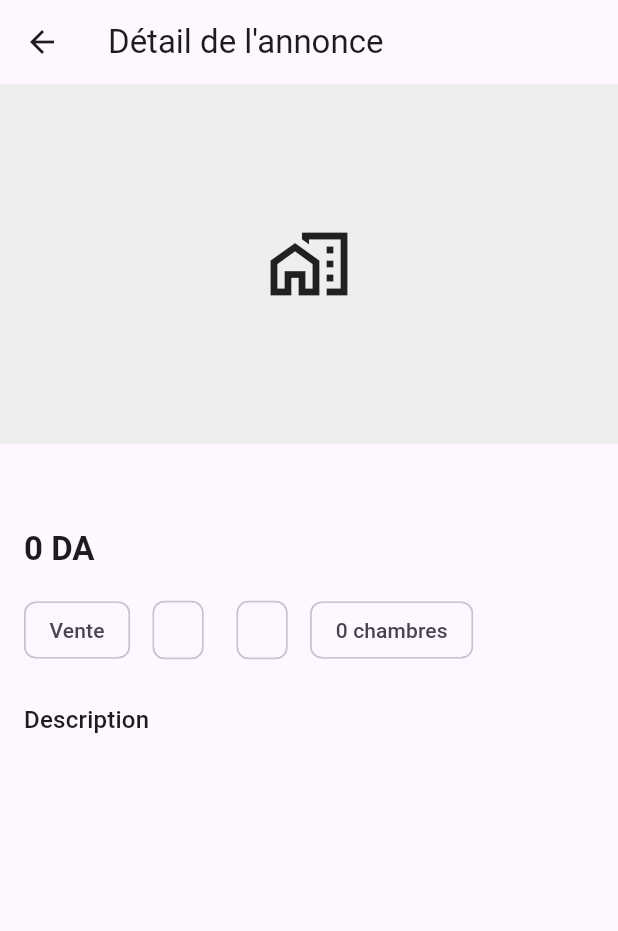
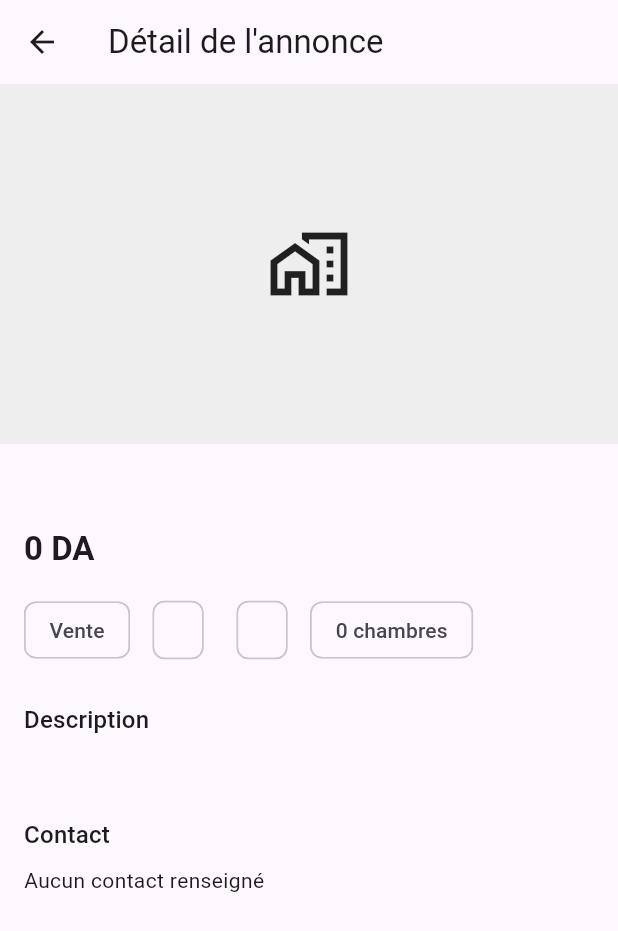
Before and after one commit to ChaourLina/Livin_app, a Flutter app: the ListingDetailsPage screen opened directly with empty values, on a phone screen of 412 x 824 dp. Shown: the top 931 px of the screen. Run offline on Flutter 3.47's test engine with Material 3 defaults, Android fonts, the phone set to English and light mode, and no system bars; our stand-ins replace cloud_firestore, equatable, firebase_auth, firebase_core, flutter_bloc, get_it; accounts and stored records are empty.

Commit message:
Add contact field and listing details

```diff
--- a/livin_app/lib/features/listings/data/models/listing_model.dart
+++ b/livin_app/lib/features/listings/data/models/listing_model.dart
@@ -11,6 +11,7 @@ class ListingModel {
   final int price;
   final int rooms;
   final String city;
+  final String contact;
   final List<String> photos;
   final DateTime createdAt;
 
@@ -24,6 +25,7 @@ class ListingModel {
     required this.price,
     required this.rooms,
     required this.city,
+    required this.contact,
     required this.photos,
     required this.createdAt,
   });
@@ -39,6 +41,7 @@ class ListingModel {
       price: (json['price'] as num).toInt(),
       rooms: (json['rooms'] as num).toInt(),
       city: json['city'],
+      contact: json['contact'] ?? '',
       photos: List<String>.from(json['photos'] ?? []),
       createdAt: (json['createdAt'] as Timestamp).toDate(),
     );
@@ -55,6 +58,7 @@ class ListingModel {
       'price': price,
       'rooms': rooms,
       'city': city,
+      'contact': contact,
       'photos': photos,
       'createdAt': Timestamp.fromDate(createdAt),
     };
@@ -71,6 +75,7 @@ class ListingModel {
       price: price,
       rooms: rooms,
       city: city,
+      contact: contact,
       photos: photos,
       createdAt: createdAt,
     );
@@ -87,6 +92,7 @@ class ListingModel {
       price: listing.price,
       rooms: listing.rooms,
       city: listing.city,
+      contact: listing.contact,
       photos: listing.photos,
       createdAt: listing.createdAt,
     );
--- a/livin_app/lib/features/listings/domain/entities/listing.dart
+++ b/livin_app/lib/features/listings/domain/entities/listing.dart
@@ -10,6 +10,7 @@ class Listing extends Equatable {
   final int price;
   final int rooms;
   final String city;
+  final String contact;
   final List<String> photos;
   final DateTime createdAt;
 
@@ -23,6 +24,7 @@ class Listing extends Equatable {
     required this.price,
     required this.rooms,
     required this.city,
+    required this.contact,
     required this.photos,
     required this.createdAt,
   });
@@ -38,6 +40,7 @@ class Listing extends Equatable {
         price,
         rooms,
         city,
+        contact,
         photos,
         createdAt,
       ];
--- a/livin_app/lib/features/listings/presentation/views/pages/listing_details_page.dart
+++ b/livin_app/lib/features/listings/presentation/views/pages/listing_details_page.dart
@@ -1,4 +1,5 @@
 import 'package:flutter/material.dart';
+import 'package:flutter/services.dart';
 import 'package:livin_app/core/utils/constants.dart';
 import 'package:livin_app/core/utils/formatters.dart';
 import 'package:livin_app/features/listings/domain/entities/listing.dart';
@@ -67,6 +68,36 @@ class ListingDetailsPage extends StatelessWidget {
                 ),
                 const SizedBox(height: 8),
                 Text(listing.description),
+                                const SizedBox(height: 24),
+                Text(
+                  'Contact',
+                  style: Theme.of(context).textTheme.titleMedium,
+                ),
+                const SizedBox(height: 8),
+                if (listing.contact.isEmpty)
+                  const Text('Aucun contact renseigné')
+                else
+                  Row(
+                    children: [
+                      Expanded(
+                        child: Text(
+                          listing.contact,
+                          style: Theme.of(context).textTheme.titleMedium,
+                        ),
+                      ),
+                      OutlinedButton.icon(
+                        icon: const Icon(Icons.copy),
+                        label: const Text('Copier'),
+                        onPressed: () {
+                          Clipboard.setData(
+                          ClipboardData(text: listing.contact));
+                          ScaffoldMessenger.of(context).showSnackBar(
+                            const SnackBar(content: Text('Numéro copié')),
+                          );
+                        },
+                      ),
+                    ],
+                  ),
               ],
             ),
           ),
```
Also changed, not shown: livin_app/lib/features/listings/presentation/views/pages/listing_form_page.dart (+16 -1 lines).
